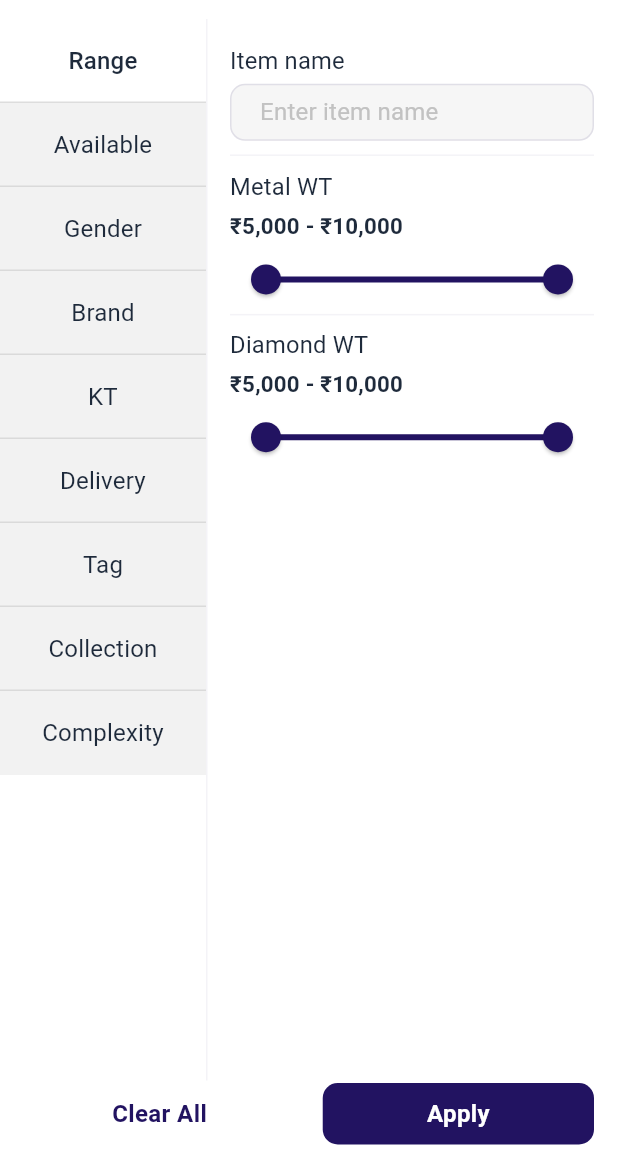
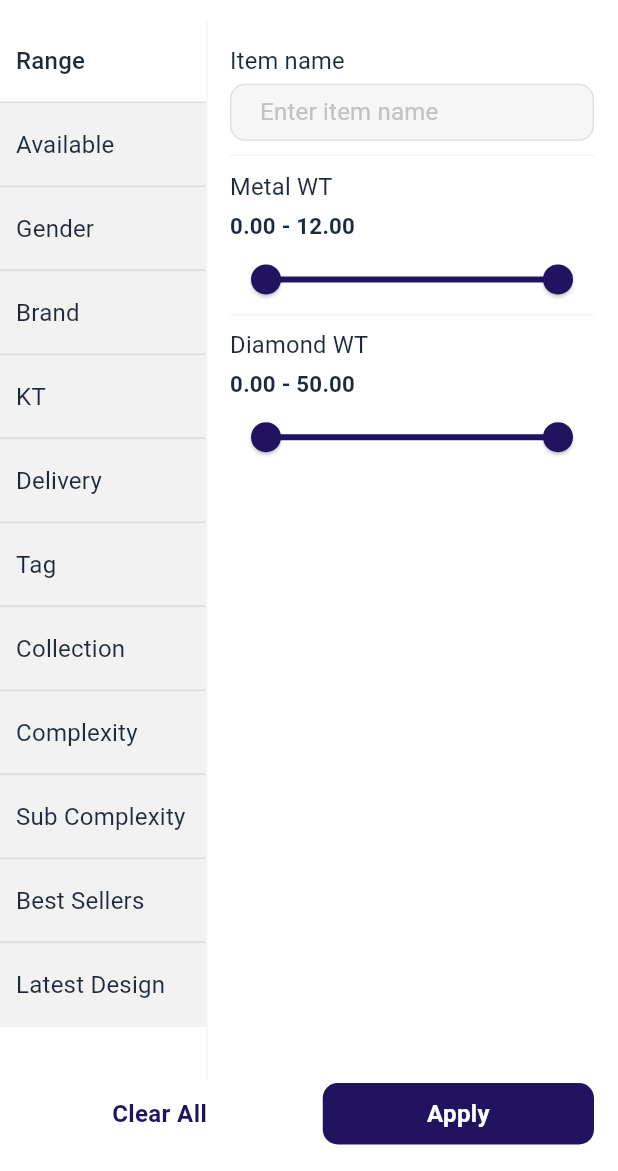
Before and after one commit to pingaksh-tech/pinga-mobile-app, a Flutter app: the FilterScreen screen opened directly, after a tap on "Clear All", on a phone screen of 412 x 824 dp, the part 65-1236 px from its top. Run offline on Flutter 3.47's test engine with Material 3 defaults, Android fonts, the phone set to English and light mode, and no system bars; our stand-ins replace cached_network_image, carousel_slider, connectivity_plus, cookie_jar, device_info_plus, dio and 15 more; accounts and stored records are empty; network calls fail; Roboto replaces fonts that are missing (DmSans); project files that could hold a hidden picture were left out.

Commit message:
Product and filter screen ui complete
Category screen TabBar add

```diff
--- a/lib/utils/app_assets.dart
+++ b/lib/utils/app_assets.dart
@@ -49,6 +49,8 @@ class AppAssets {
   static String rtp = '${svgPath}rtp.svg';
   static String tc = '${svgPath}tc.svg';
   static String crossIcon = '${svgPath}cross_icon.svg';
+  static String appIcon = '${svgPath}app_icon.svg';
+  static String appListIcon = '${svgPath}app_list_icon.svg';
 
   /// ***********************************************************************************
   ///                                   JSON
--- a/lib/view/category/category_controller.dart
+++ b/lib/view/category/category_controller.dart
@@ -5,7 +5,6 @@ class CategoryController extends GetxController {
   Rx<TextEditingController> searchCon = TextEditingController().obs;
   RxString brandTitle = "".obs;
   RxBool showCloseButton = false.obs;
-
   List<Map<String, dynamic>> categoryList = [
     {
       "catName": "Ring",
@@ -43,6 +42,11 @@ class CategoryController extends GetxController {
       "image": "https://media.istockphoto.com/id/1651942696/photo/diamond-ring-isolated-on-white-background.webp?b=1&s=170667a&w=0&k=20&c=sOaX2vYuPtkuJce37Umflp_Vwn-F4cd7ryx0ltEexsE=",
     },
   ];
+  List latestProductList = [
+    "https://encrypted-tbn0.gstatic.com/images?q=tbn:ANd9GcQ06xpVjn4EZ1x-_Ezxvca-NrIwosqqsxFEXA&s",
+    "https://encrypted-tbn0.gstatic.com/images?q=tbn:ANd9GcQwTzWNTIXdGSzODVn7fhI1YMTcwRCHk1sbGQ&s",
+    "https://encrypted-tbn0.gstatic.com/images?q=tbn:ANd9GcQJUifOy7j778xQdDP42I04C7Hu0LgEaHs69Q&s",
+  ];
   @override
   void onInit() {
     super.onInit();
--- a/lib/view/category/components/category_tile.dart
+++ b/lib/view/category/components/category_tile.dart
@@ -9,12 +9,14 @@ class CategoryTile extends StatelessWidget {
   final String subTitle;
   final String imageUrl;
   final VoidCallback onTap;
+  final double? fontSize;
   const CategoryTile({
     super.key,
     required this.categoryName,
     required this.subTitle,
     required this.imageUrl,
     required this.onTap,
+    this.fontSize,
   });
 
   @override
@@ -47,7 +49,7 @@ class CategoryTile extends StatelessWidget {
                 children: [
                   Text(
                     categoryName,
-                    style: AppTextStyle.titleStyle(context).copyWith(fontSize: 16.sp),
+                    style: AppTextStyle.titleStyle(context).copyWith(fontSize: fontSize ?? 16.sp),
                   ),
                   Text(
                     subTitle,
--- a/lib/view/home/home_controller.dart
+++ b/lib/view/home/home_controller.dart
@@ -14,7 +14,7 @@ class HomeController extends GetxController {
   List<Map<String, dynamic>> brandList = [
     {
       "image": 'https://media.designrush.com/tinymce_images/316674/conversions/Desiree-Qelaj-content.jpg',
-      "brandName": "OroKraft",
+      "brandName": "Emerald",
     },
     {
       "image": 'https://encrypted-tbn0.gstatic.com/images?q=tbn:ANd9GcTVErxeqhTxrd4NYxO73norO2MWmwcziMvFWg&s',
@@ -22,11 +22,11 @@ class HomeController extends GetxController {
     },
     {
       "image": 'https://media.designrush.com/tinymce_images/316671/conversions/Juliana-Brasileiro---Design-de-Joias-content.jpg',
-      "brandName": "Platinum",
+      "brandName": "Pear",
     },
     {
       "image": 'https://encrypted-tbn0.gstatic.com/images?q=tbn:ANd9GcQlg1hJbN1MJxOP8emzbbcEtDiVsnvgsig2P9oL6xMBzn_gJAL1uPwqq0DatpdfBxGzzqI&usqp=CAU',
-      "brandName": "Rang Tarang",
+      "brandName": "Cushion",
     },
   ];
 }
--- a/lib/view/product/widgets/filter/filter_controller.dart
+++ b/lib/view/product/widgets/filter/filter_controller.dart
@@ -1,15 +1,19 @@
 import 'package:flutter/widgets.dart';
 import 'package:get/get.dart';
 
-enum FilterType { range, available, gender, brand, kt, jewellery }
+enum FilterType { range, available, gender, brand, kt, delivery, tag, collection, complexity, subComplexity, bestSeller, latestDesign }
 
 class FilterController extends GetxController {
-  RxDouble minPrice = 5000.0.obs;
-  RxDouble maxPrice = 10000.0.obs;
+  RxDouble minMetalWt = 0.0.obs;
+  RxDouble maxMetalWt = 12.0.obs;
+  RxDouble minDiamondWt = 0.0.obs;
+  RxDouble maxDiamondWt = 50.0.obs;
+  RxString selectSeller = "".obs;
+  RxString selectLatestDesign = "".obs;
+
   Rx<TextEditingController> itemNameCon = TextEditingController().obs;
   RxList<String> filterTypeList = [
     "Range",
-    // "MRP",
     "Available",
     "Gender",
     "Brand",
@@ -18,6 +22,9 @@ class FilterController extends GetxController {
     "Tag",
     "Collection",
     "Complexity",
+    "Sub Complexity",
+    "Best Sellers",
+    "Latest Design",
   ].obs;
 
   RxString selectFilter = "Range".obs;
@@ -41,7 +48,25 @@ class FilterController extends GetxController {
         filterType.value = FilterType.kt;
         break;
       case 5:
-        filterType.value = FilterType.jewellery;
+        filterType.value = FilterType.delivery;
+        break;
+      case 6:
+        filterType.value = FilterType.tag;
+        break;
+      case 7:
+        filterType.value = FilterType.collection;
+        break;
+      case 8:
+        filterType.value = FilterType.complexity;
+        break;
+      case 9:
+        filterType.value = FilterType.subComplexity;
+        break;
+      case 10:
+        filterType.value = FilterType.bestSeller;
+        break;
+      case 11:
+        filterType.value = FilterType.latestDesign;
         break;
     }
   }
@@ -51,13 +76,8 @@ class FilterController extends GetxController {
     {"title": "Rare Solitaire", "isChecked": false.obs},
     {"title": "Platinum", "isChecked": false.obs},
     {"title": "Rang Tarang", "isChecked": false.obs},
-    {"title": "Kalayan", "isChecked": false.obs},
   ];
 
-  final List<Map<String, dynamic>> jewelryTypeList = [
-    {"title": "Diamond", "isChecked": false.obs},
-    {"title": "Gold", "isChecked": false.obs},
-  ];
   final List<Map<String, dynamic>> stockAvailableList = [
     {"title": "In Stock Available Only", "isChecked": false.obs},
     {"title": "Family Products Only", "isChecked": false.obs},
@@ -68,33 +88,119 @@ class FilterController extends GetxController {
     {"title": "Male", "isChecked": false.obs},
     {"title": "Female", "isChecked": false.obs},
   ];
+  final List<Map<String, dynamic>> ktList = [
+    {"title": "22KT (30)", "isChecked": false.obs},
+    {"title": "18KT (50)", "isChecked": false.obs},
+    {"title": "24KT (55)", "isChecked": false.obs},
+  ];
+  final List<Map<String, dynamic>> deliveryList = [
+    {"title": "30 Days", "isChecked": false.obs},
+    {"title": "56 Hours", "isChecked": false.obs},
+    {"title": "15 Days", "isChecked": false.obs},
+  ];
+  final List<Map<String, dynamic>> tagList = [
+    {"title": "Anantam", "isChecked": false.obs},
+    {"title": "Celebration", "isChecked": false.obs},
+    {"title": "Tvamev", "isChecked": false.obs},
+    {"title": "Rista", "isChecked": false.obs},
+    {"title": "Shine Forever", "isChecked": false.obs},
+    {"title": "Ghoomar", "isChecked": false.obs},
+  ];
+  final List<Map<String, dynamic>> complexityList = [
+    {"title": "Band (3)", "isChecked": false.obs},
+    {"title": "Broad (4)", "isChecked": false.obs},
+    {"title": "Classic (1)", "isChecked": false.obs},
+    {"title": "Dual Shank (1)", "isChecked": false.obs},
+    {"title": "Regular (6)", "isChecked": false.obs},
+    {"title": "Split Shank (5)", "isChecked": false.obs},
+  ];
+  final List<Map<String, dynamic>> collectionList = [
+    {"title": "Fashion (3)", "isChecked": false.obs},
+    {"title": "Mens (2)", "isChecked": false.obs},
+    {"title": "Ghoomar 6", "isChecked": false.obs},
+    {"title": "Desire 4", "isChecked": false.obs},
+    {"title": "Cluster (1)", "isChecked": false.obs},
+    {"title": "Color Stone (5)", "isChecked": false.obs},
+    {"title": "Crafting The Sparkle", "isChecked": false.obs},
+  ];
+  final List<Map<String, dynamic>> subComplexityList = [
+    {"title": "Beads (3)", "isChecked": false.obs},
+    {"title": "Cluster (4)", "isChecked": false.obs},
+    {"title": "Promise (1)", "isChecked": false.obs},
+    {"title": "Hero (3)", "isChecked": false.obs},
+    {"title": "Fancy (2)", "isChecked": false.obs},
+    {"title": "Floral (1)", "isChecked": false.obs},
+    {"title": "Cut Out (2)", "isChecked": false.obs},
+  ];
+  final RxList<String> bestSellerList = [
+    "Sold in your Store",
+    "Sold in your City",
+    "Sold in your State",
+    "Sold in all India",
+  ].obs;
+  final RxList<String> latestDesignList = [
+    "Last 30 days",
+    "Last 90 days",
+    "Last 180 days",
+  ].obs;
   void clearAllFilters() {
-    minPrice.value = 5000.0;
-    maxPrice.value = 10000.0;
+    minMetalWt.value = 0.0;
+    maxMetalWt.value = 12.0;
+    for (var available in stockAvailableList) {
+      available["isChecked"].value = false;
+    }
     for (var gender in genderList) {
       gender["isChecked"].value = false;
     }
     for (var brand in brandList) {
       brand["isChecked"].value = false;
     }
-    for (var jewelry in jewelryTypeList) {
-      jewelry["isChecked"].value = false;
+    for (var kt in ktList) {
+      kt["isChecked"].value = false;
     }
+    for (var delivery in deliveryList) {
+      delivery["isChecked"].value = false;
+    }
+    for (var tag in tagList) {
+      tag["isChecked"].value = false;
+    }
+    for (var collection in collectionList) {
+      collection["isChecked"].value = false;
+    }
+    for (var complexity in complexityList) {
+      complexity["isChecked"].value = false;
+    }
+    for (var subComplexity in subComplexityList) {
+      subComplexity["isChecked"].value = false;
+    }
+    selectSeller.value = "";
+    selectLatestDesign.value = "";
   }
 
-  bool isFilterActive(String filterType) {
+  int getActiveFilterCount(String filterType) {
     switch (filterType) {
       case "Range":
-        return minPrice.value > 5000.0 || maxPrice.value < 10000.0;
+        return ((minMetalWt.value > 0.0 || maxMetalWt.value < 12.0 || minDiamondWt.value > 0.0 || maxDiamondWt.value > 50.0 ? 1 : 0));
       case "Gender":
-        return genderList.any((gender) => gender["isChecked"].value);
-
+        return genderList.where((gender) => gender["isChecked"].value).length;
       case "Brand":
-        return brandList.any((brand) => brand["isChecked"].value);
-      case "Jewellery Types":
-        return jewelryTypeList.any((jewelry) => jewelry["isChecked"].value);
+        return brandList.where((brand) => brand["isChecked"].value).length;
+      case "Available":
+        return stockAvailableList.where((item) => item["isChecked"].value).length;
+      case "KT":
+        return ktList.where((kt) => kt["isChecked"].value).length;
+      case "Delivery":
+        return deliveryList.where((delivery) => delivery["isChecked"].value).length;
+      case "Tag":
+        return tagList.where((tag) => tag["isChecked"].value).length;
+      case "Collection":
+        return collectionList.where((collection) => collection["isChecked"].value).length;
+      case "Complexity":
+        return complexityList.where((complexity) => complexity["isChecked"].value).length;
+      case "Sub Complexity":
+        return subComplexityList.where((subComplexity) => subComplexity["isChecked"].value).length;
       default:
-        return false;
+        return 0;
     }
   }
 }
--- a/lib/view/product/widgets/filter/filter_screen.dart
+++ b/lib/view/product/widgets/filter/filter_screen.dart
@@ -27,6 +27,7 @@ class FilterScreen extends StatelessWidget {
             Expanded(
               flex: 1,
               child: ListView.separated(
+                physics: const RangeMaintainingScrollPhysics(),
                 itemCount: con.filterTypeList.length,
                 separatorBuilder: (context, index) => Divider(
                   height: 0,
@@ -36,7 +37,7 @@ class FilterScreen extends StatelessWidget {
                   return Obx(
                     () {
                       bool isSelected = con.selectFilter.value == con.filterTypeList[index];
-                      bool isActive = con.isFilterActive(con.filterTypeList[index]);
+                      int activeCount = con.getActiveFilterCount(con.filterTypeList[index]);
                       return GestureDetector(
                         onTap: () {
                           con.filterCategoryType(index: index);
@@ -46,28 +47,31 @@ class FilterScreen extends StatelessWidget {
                           padding: EdgeInsets.symmetric(vertical: defaultPadding, horizontal: defaultPadding / 1.5),
                           alignment: Alignment.centerLeft,
                           color: isSelected ? Theme.of(context).colorScheme.surface : AppColors.lightGrey.withOpacity(0.3),
-                          child: Column(
-                            children: [
-                              // const Icon(Icons.price_change),
-                              Row(
+                          child: Row(
                             children: [
                               Expanded(
                                 child: Text(
                                   con.filterTypeList[index],
-                                      textAlign: TextAlign.center,
+                                  textAlign: TextAlign.start,
                                   style: AppTextStyle.titleStyle(context).copyWith(fontSize: 14.sp, fontWeight: isSelected ? FontWeight.w500 : FontWeight.w400),
                                 ),
                               ),
-                                  if (isActive)
+                              if (activeCount != 0)
                                 Container(
-                                      width: 8.w,
-                                      height: 8.h,
+                                  height: 15.h,
+                                  width: 15.h,
+                                  alignment: Alignment.center,
                                   decoration: BoxDecoration(
                                     color: Theme.of(context).primaryColor,
                                     shape: BoxShape.circle,
                                   ),
+                                  child: Text(
+                                    activeCount.toString(),
+                                    style: Theme.of(context).textTheme.titleSmall?.copyWith(
+                                          color: Theme.of(context).colorScheme.surface,
+                                          fontSize: 10.sp,
                                         ),
-                                ],
+                                  ),
                                 ),
                             ],
                           ),
@@ -103,23 +107,21 @@ class FilterScreen extends StatelessWidget {
                           style: Theme.of(context).textTheme.bodyLarge,
                         ).paddingOnly(left: 0, bottom: defaultPadding / 5),
                         Text(
-                          "${UiUtils.amountFormat(con.minPrice.value.toString(), decimalDigits: 0)} - ${UiUtils.amountFormat(con.maxPrice.value.toString(), decimalDigits: 0)}",
+                          "${con.minMetalWt.value.toStringAsFixed(2)} - ${con.maxMetalWt.value.toStringAsFixed(2)}",
                           style: AppTextStyle.titleStyle(context).copyWith(fontSize: 13.sp),
                         ).paddingOnly(left: 0),
                         Theme(
                           data: ThemeData(
-                            sliderTheme: const SliderThemeData(
-                              trackHeight: 2,
-                            ),
+                            sliderTheme: const SliderThemeData(trackHeight: 2),
                           ),
                           child: RangeSlider(
-                            values: RangeValues(con.minPrice.value, con.maxPrice.value),
+                            values: RangeValues(con.minMetalWt.value, con.maxMetalWt.value),
                             activeColor: Theme.of(context).primaryColor,
-                            max: 10000,
-                            min: 5000,
+                            max: 12,
+                            min: 0,
                             onChanged: (value) {
-                              con.minPrice.value = value.start;
-                              con.maxPrice.value = value.end;
+                              con.minMetalWt.value = value.start;
+                              con.maxMetalWt.value = value.end;
                             },
                           ),
                         ),
@@ -129,7 +131,7 @@ class FilterScreen extends StatelessWidget {
                           style: Theme.of(context).textTheme.bodyLarge,
                         ).paddingOnly(bottom: defaultPadding / 5, top: defaultPadding / 2),
                         Text(
-                          "${UiUtils.amountFormat(con.minPrice.value.toString(), decimalDigits: 0)} - ${UiUtils.amountFormat(con.maxPrice.value.toString(), decimalDigits: 0)}",
+                          "${con.minDiamondWt.value.toStringAsFixed(2)} - ${con.maxDiamondWt.value.toStringAsFixed(2)}",
                           style: AppTextStyle.titleStyle(context).copyWith(fontSize: 13.sp),
                         ),
                         Theme(
@@ -139,37 +141,57 @@ class FilterScreen extends StatelessWidget {
                             ),
                           ),
                           child: RangeSlider(
-                            values: RangeValues(con.minPrice.value, con.maxPrice.value),
+                            values: RangeValues(con.minDiamondWt.value, con.maxDiamondWt.value),
                             activeColor: Theme.of(context).primaryColor,
-                            max: 10000,
-                            min: 5000,
+                            max: 50,
+                            min: 0,
                             onChanged: (value) {
-                              con.minPrice.value = value.start;
-                              con.maxPrice.value = value.end;
+                              con.minDiamondWt.value = value.start;
+                              con.maxDiamondWt.value = value.end;
                             },
                           ),
                         ),
                       ],
                     ),
                   ),
-                FilterType.available => Column(
-                    crossAxisAlignment: CrossAxisAlignment.start,
-                    children: [
-                      const Text("Available"),
-                      Expanded(
-                        child: FilterListViewWidget(
-                          filterTabList: con.stockAvailableList,
+
+                //? Available Tab UI
+                FilterType.available => FilterListViewWidget(filterTabList: con.stockAvailableList),
+
+                //? Gender Tab UI
+                FilterType.gender => FilterListViewWidget(filterTabList: con.genderList),
+
+                //? Brand Tab UI
+                FilterType.brand => FilterListViewWidget(filterTabList: con.brandList),
+
+                //? KT Tab UI
+                FilterType.kt => FilterListViewWidget(filterTabList: con.ktList),
+                //? Delivery Tab UI
+                FilterType.delivery => FilterListViewWidget(filterTabList: con.deliveryList),
+                //? Tag Tab UI
+                FilterType.tag => FilterListViewWidget(filterTabList: con.tagList),
+                //? Collection Tab UI
+                FilterType.collection => FilterListViewWidget(filterTabList: con.collectionList),
+                //? Complexity Tab UI
+                FilterType.complexity => FilterListViewWidget(filterTabList: con.complexityList),
+                //? SubComplexity Tab UI
+                FilterType.subComplexity => FilterListViewWidget(filterTabList: con.subComplexityList),
+
+                //? BestSeller Tab UI
+                FilterType.bestSeller => ListView.separated(
+                    itemCount: con.bestSellerList.length,
+                    itemBuilder: (context, index) => Obx(
+                      () => CheckBoxWithTitleTile(
+                        isMultiSelection: false,
+                        onChanged: (_) {
+                          con.selectSeller.value = con.bestSellerList[index];
+                        },
+                        onTap: () {
+                          con.selectSeller.value = con.bestSellerList[index];
+                        },
+                        isCheck: (con.selectSeller.value == con.bestSellerList[index]).obs,
+                        title: con.bestSellerList[index],
                       ),
-                      ),
-                    ],
-                  ).paddingOnly(left: defaultPadding),
-                FilterType.gender => ListView.separated(
-                    physics: const RangeMaintainingScrollPhysics(),
-                    padding: EdgeInsets.symmetric(vertical: defaultPadding / 2),
-                    itemCount: con.genderList.length,
-                    itemBuilder: (context, index) => CheckBoxWithTitleTile(
-                      title: con.genderList[index]["title"],
-                      isCheck: con.genderList[index]["isChecked"],
                     ),
                     separatorBuilder: (context, index) => Divider(
                       height: defaultPadding / 2,
@@ -177,34 +199,28 @@ class FilterScreen extends StatelessWidget {
                       endIndent: defaultPadding,
                     ),
                   ),
-                FilterType.kt => Container(),
-                FilterType.brand => ListView.separated(
-                    physics: const RangeMaintainingScrollPhysics(),
-                    padding: EdgeInsets.symmetric(vertical: defaultPadding / 2),
-                    itemBuilder: (context, index) => CheckBoxWithTitleTile(
-                      title: con.brandList[index]["title"],
-                      isCheck: con.brandList[index]["isChecked"],
+
+                //? Latest Design Tab UI
+                FilterType.latestDesign => ListView.separated(
+                    itemCount: con.latestDesignList.length,
+                    itemBuilder: (context, index) => Obx(
+                      () => CheckBoxWithTitleTile(
+                        isMultiSelection: false,
+                        onChanged: (_) {
+                          con.selectLatestDesign.value = con.latestDesignList[index];
+                        },
+                        onTap: () {
+                          con.selectLatestDesign.value = con.latestDesignList[index];
+                        },
+                        isCheck: (con.selectLatestDesign.value == con.latestDesignList[index]).obs,
+                        title: con.latestDesignList[index],
+                      ),
                     ),
                     separatorBuilder: (context, index) => Divider(
                       height: defaultPadding / 2,
                       indent: defaultPadding,
                       endIndent: defaultPadding,
                     ),
-                    itemCount: con.brandList.length,
-                  ),
-                FilterType.jewellery => ListView.separated(
-                    physics: const RangeMaintainingScrollPhysics(),
-                    padding: EdgeInsets.symmetric(vertical: defaultPadding / 2),
-                    itemBuilder: (context, index) => CheckBoxWithTitleTile(
-                      title: con.jewelryTypeList[index]["title"],
-                      isCheck: con.jewelryTypeList[index]["isChecked"],
-                    ),
-                    separatorBuilder: (context, index) => Divider(
-                      height: defaultPadding / 2,
-                      indent: defaultPadding,
-                      endIndent: defaultPadding,
-                    ),
-                    itemCount: con.jewelryTypeList.length,
                   ),
               },
             ),
```
Also changed, not shown: lib/view/category/category_screen.dart (+67 -4 lines), lib/view/product/components/slider_with_title.dart (added, +49 -0 lines), lib/view/product/product_controller.dart (+11 -13 lines), lib/view/product/product_screen.dart (+32 -12 lines), lib/widgets/checkbox_title_tile.dart (+12 -6 lines), assets/svg/app_icon.svg (added), assets/svg/app_list_icon.svg (added). Lines whose indentation alone changed are shown as unchanged.
